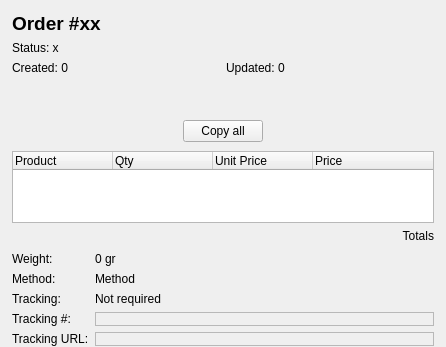
Old version of the form widgets/orderdetailswidget.ui in the repository arturo182/lectronizer; both pictures show x 0 to 446 and y 0 to 347 of the 446 by 724 pixel window.
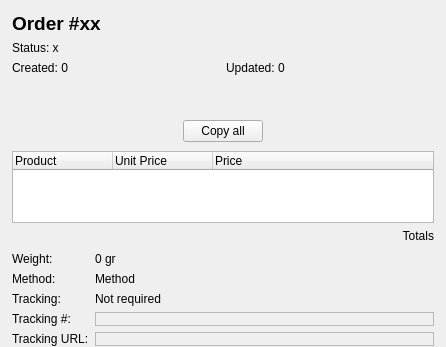
New version of the form. Icons and pictures are not drawn. Custom widgets are drawn as their Qt base class.

Commit message: Use the order item delegate in the Order Details widget/window

What changed in the file:
```diff
--- a/widgets/orderdetailswidget.ui
+++ b/widgets/orderdetailswidget.ui
@@ -339,16 +339,14 @@
         <property name="editTriggers">
          <set>QAbstractItemView::NoEditTriggers</set>
         </property>
+        <property name="indentation">
+         <number>10</number>
+        </property>
         <column>
          <property name="text">
           <string>Product</string>
          </property>
         </column>
-        <column>
-         <property name="text">
-          <string>Qty</string>
-         </property>
-        </column>
         <column>
          <property name="text">
           <string>Unit Price</string>
```
The commit also changes 3 other files.
